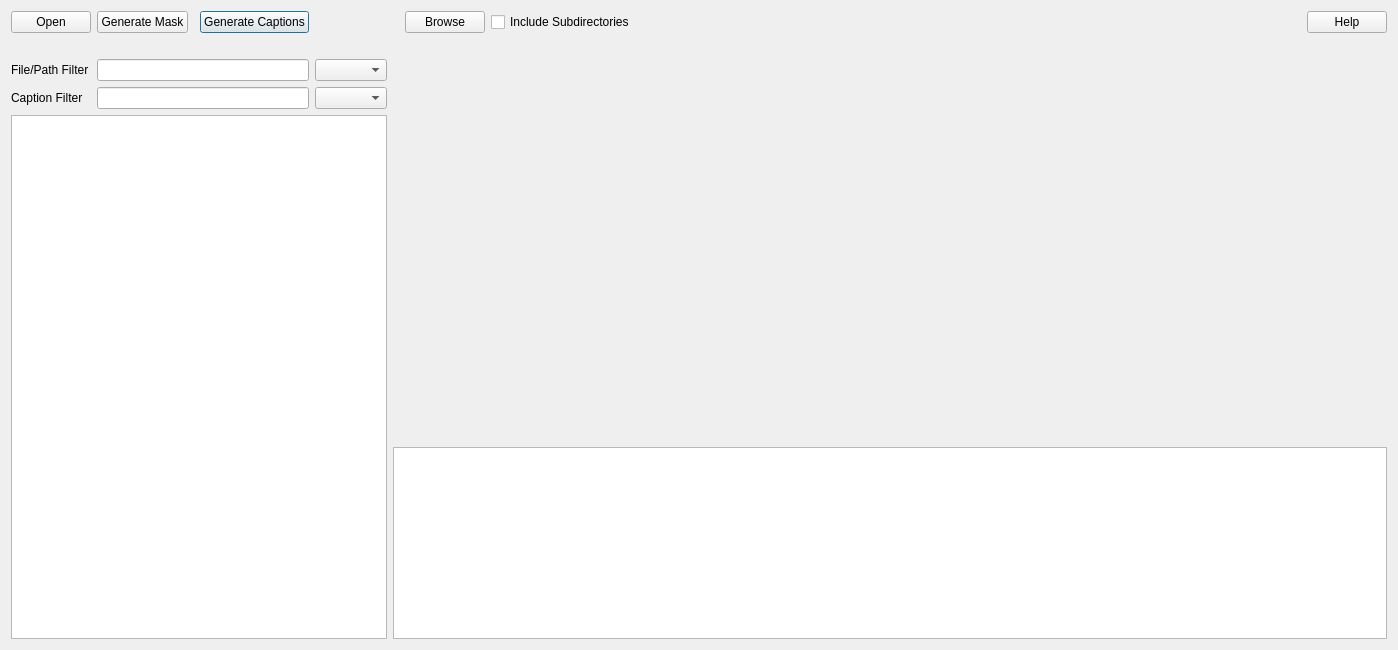
Above: modules/ui/views/windows/dataset.ui from HashakGik/OneTrainer-QT6 before the change. Below: the same form after it.
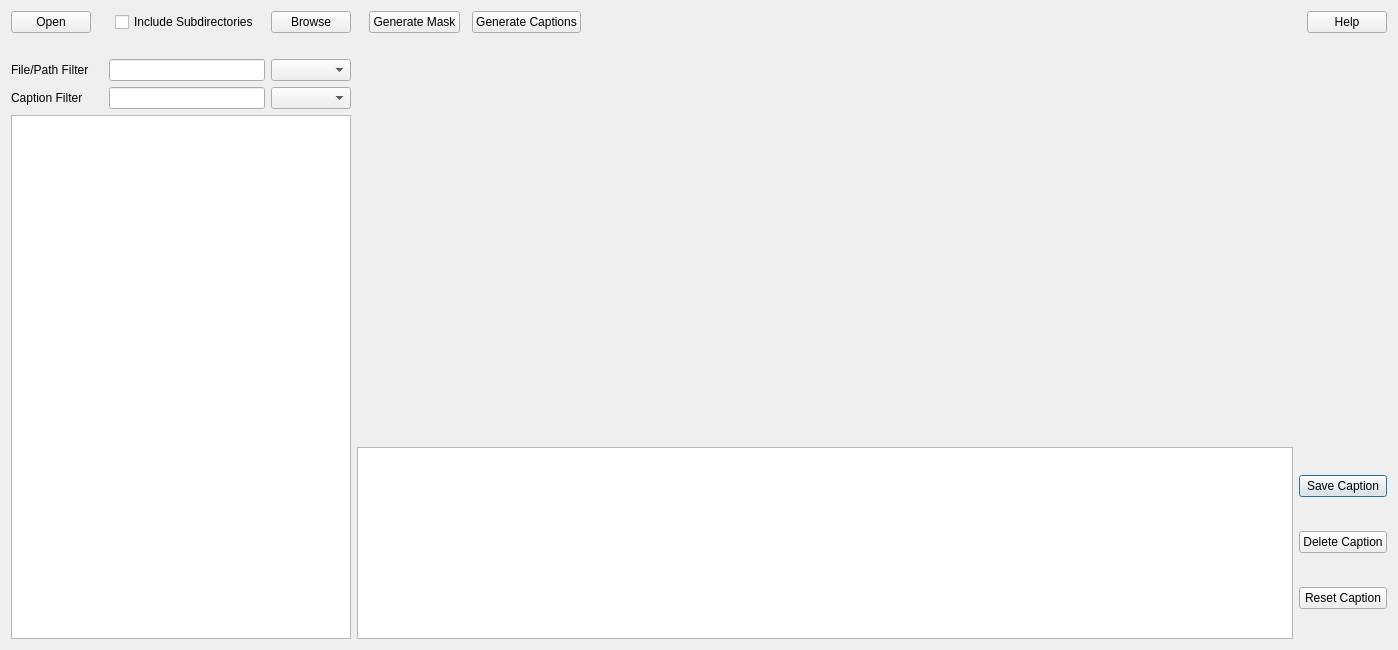
That is the form after the change.

```diff
--- a/modules/ui/views/windows/dataset.ui
+++ b/modules/ui/views/windows/dataset.ui
@@ -29,99 +29,6 @@
    <bool>true</bool>
   </property>
   <layout class="QGridLayout" name="gridLayout">
-   <item row="0" column="10">
-    <spacer name="horizontalSpacer">
-     <property name="orientation">
-      <enum>Qt::Orientation::Horizontal</enum>
-     </property>
-     <property name="sizeHint" stdset="0">
-      <size>
-       <width>40</width>
-       <height>20</height>
-      </size>
-     </property>
-    </spacer>
-   </item>
-   <item row="6" column="4">
-    <widget class="QComboBox" name="fileFilterCmb"/>
-   </item>
-   <item row="0" column="3">
-    <widget class="QPushButton" name="generateCaptionsBtn">
-     <property name="text">
-      <string>Generate Captions</string>
-     </property>
-    </widget>
-   </item>
-   <item row="0" column="0">
-    <widget class="QPushButton" name="openBtn">
-     <property name="text">
-      <string>Open</string>
-     </property>
-    </widget>
-   </item>
-   <item row="7" column="4">
-    <widget class="QComboBox" name="captionFilterCmb"/>
-   </item>
-   <item row="0" column="11">
-    <widget class="QPushButton" name="helpBtn">
-     <property name="text">
-      <string>Help</string>
-     </property>
-    </widget>
-   </item>
-   <item row="5" column="0" colspan="4">
-    <widget class="QLabel" name="numFilesLbl">
-     <property name="sizePolicy">
-      <sizepolicy hsizetype="Preferred" vsizetype="Fixed">
-       <horstretch>0</horstretch>
-       <verstretch>0</verstretch>
-      </sizepolicy>
-     </property>
-     <property name="text">
-      <string/>
-     </property>
-    </widget>
-   </item>
-   <item row="0" column="1">
-    <widget class="QPushButton" name="generateMaskBtn">
-     <property name="sizePolicy">
-      <sizepolicy hsizetype="Preferred" vsizetype="Fixed">
-       <horstretch>0</horstretch>
-       <verstretch>0</verstretch>
-      </sizepolicy>
-     </property>
-     <property name="text">
-      <string>Generate Mask</string>
-     </property>
-    </widget>
-   </item>
-   <item row="6" column="0">
-    <widget class="QLabel" name="label_4">
-     <property name="text">
-      <string>File/Path Filter</string>
-     </property>
-    </widget>
-   </item>
-   <item row="10" column="5" colspan="7">
-    <widget class="QPlainTextEdit" name="captionTed">
-     <property name="sizePolicy">
-      <sizepolicy hsizetype="Expanding" vsizetype="Fixed">
-       <horstretch>0</horstretch>
-       <verstretch>0</verstretch>
-      </sizepolicy>
-     </property>
-     <property name="lineWrapMode">
-      <enum>QPlainTextEdit::LineWrapMode::NoWrap</enum>
-     </property>
-    </widget>
-   </item>
-   <item row="0" column="7">
-    <widget class="QPushButton" name="browseBtn">
-     <property name="text">
-      <string>Browse</string>
-     </property>
-    </widget>
-   </item>
    <item row="7" column="0">
     <widget class="QLabel" name="label_5">
      <property name="text">
@@ -129,31 +36,76 @@
      </property>
     </widget>
    </item>
-   <item row="6" column="5" rowspan="4" colspan="7">
+   <item row="7" column="6">
+    <widget class="QComboBox" name="captionFilterCmb"/>
+   </item>
+   <item row="12" column="7" colspan="8">
+    <layout class="QHBoxLayout" name="horizontalLayout">
+     <item>
+      <widget class="QPlainTextEdit" name="captionTed">
+       <property name="sizePolicy">
+        <sizepolicy hsizetype="Expanding" vsizetype="Fixed">
+         <horstretch>0</horstretch>
+         <verstretch>0</verstretch>
+        </sizepolicy>
+       </property>
+       <property name="lineWrapMode">
+        <enum>QPlainTextEdit::LineWrapMode::NoWrap</enum>
+       </property>
+      </widget>
+     </item>
+     <item>
+      <layout class="QVBoxLayout" name="verticalLayout">
+       <item>
+        <widget class="QPushButton" name="saveCaptionBtn">
+         <property name="text">
+          <string>Save Caption</string>
+         </property>
+        </widget>
+       </item>
+       <item>
+        <widget class="QPushButton" name="deleteCaptionBtn">
+         <property name="text">
+          <string>Delete Caption</string>
+         </property>
+        </widget>
+       </item>
+       <item>
+        <widget class="QPushButton" name="resetCaptionBtn">
+         <property name="text">
+          <string>Reset Caption</string>
+         </property>
+        </widget>
+       </item>
+      </layout>
+     </item>
+    </layout>
+   </item>
+   <item row="0" column="0">
+    <widget class="QPushButton" name="openBtn">
+     <property name="text">
+      <string>Open</string>
+     </property>
+    </widget>
+   </item>
+   <item row="6" column="7" rowspan="6" colspan="8">
     <layout class="QVBoxLayout" name="canvasLay">
      <item>
       <spacer name="horizontalSpacer_2">
        <property name="orientation">
-        <enum>Qt::Orientation::Horizontal</enum>
+        <enum>Qt::Orientation::Vertical</enum>
        </property>
        <property name="sizeHint" stdset="0">
         <size>
-         <width>40</width>
-         <height>20</height>
+         <width>20</width>
+         <height>40</height>
         </size>
        </property>
       </spacer>
      </item>
     </layout>
    </item>
-   <item row="0" column="8" colspan="2">
-    <widget class="QCheckBox" name="includeSubdirCbx">
-     <property name="text">
-      <string>Include Subdirectories</string>
-     </property>
-    </widget>
-   </item>
-   <item row="8" column="0" rowspan="3" colspan="5">
+   <item row="8" column="0" rowspan="5" colspan="7">
     <widget class="QTreeWidget" name="fileTreeWdg">
      <property name="sizePolicy">
       <sizepolicy hsizetype="MinimumExpanding" vsizetype="Expanding">
@@ -174,12 +126,89 @@
      </column>
     </widget>
    </item>
-   <item row="6" column="1" colspan="3">
+   <item row="0" column="14">
+    <widget class="QPushButton" name="helpBtn">
+     <property name="text">
+      <string>Help</string>
+     </property>
+    </widget>
+   </item>
+   <item row="6" column="0">
+    <widget class="QLabel" name="label_4">
+     <property name="text">
+      <string>File/Path Filter</string>
+     </property>
+    </widget>
+   </item>
+   <item row="6" column="6">
+    <widget class="QComboBox" name="fileFilterCmb"/>
+   </item>
+   <item row="6" column="3" colspan="3">
     <widget class="QLineEdit" name="fileFilterLed"/>
    </item>
-   <item row="7" column="1" colspan="3">
+   <item row="5" column="0" colspan="6">
+    <widget class="QLabel" name="numFilesLbl">
+     <property name="sizePolicy">
+      <sizepolicy hsizetype="Preferred" vsizetype="Fixed">
+       <horstretch>0</horstretch>
+       <verstretch>0</verstretch>
+      </sizepolicy>
+     </property>
+     <property name="text">
+      <string/>
+     </property>
+    </widget>
+   </item>
+   <item row="7" column="3" colspan="3">
     <widget class="QLineEdit" name="captionFilterLed"/>
    </item>
+   <item row="0" column="12">
+    <spacer name="horizontalSpacer">
+     <property name="orientation">
+      <enum>Qt::Orientation::Horizontal</enum>
+     </property>
+     <property name="sizeHint" stdset="0">
+      <size>
+       <width>40</width>
+       <height>20</height>
+      </size>
+     </property>
+    </spacer>
+   </item>
+   <item row="0" column="11">
+    <widget class="QPushButton" name="generateCaptionsBtn">
+     <property name="text">
+      <string>Generate Captions</string>
+     </property>
+    </widget>
+   </item>
+   <item row="0" column="9">
+    <widget class="QPushButton" name="generateMaskBtn">
+     <property name="sizePolicy">
+      <sizepolicy hsizetype="Preferred" vsizetype="Fixed">
+       <horstretch>0</horstretch>
+       <verstretch>0</verstretch>
+      </sizepolicy>
+     </property>
+     <property name="text">
+      <string>Generate Mask</string>
+     </property>
+    </widget>
+   </item>
+   <item row="0" column="6">
+    <widget class="QPushButton" name="browseBtn">
+     <property name="text">
+      <string>Browse</string>
+     </property>
+    </widget>
+   </item>
+   <item row="0" column="4">
+    <widget class="QCheckBox" name="includeSubdirCbx">
+     <property name="text">
+      <string>Include Subdirectories</string>
+     </property>
+    </widget>
+   </item>
   </layout>
  </widget>
  <tabstops>
```
Left out of the diff: 14 changed lines with no effect on the pictures.
